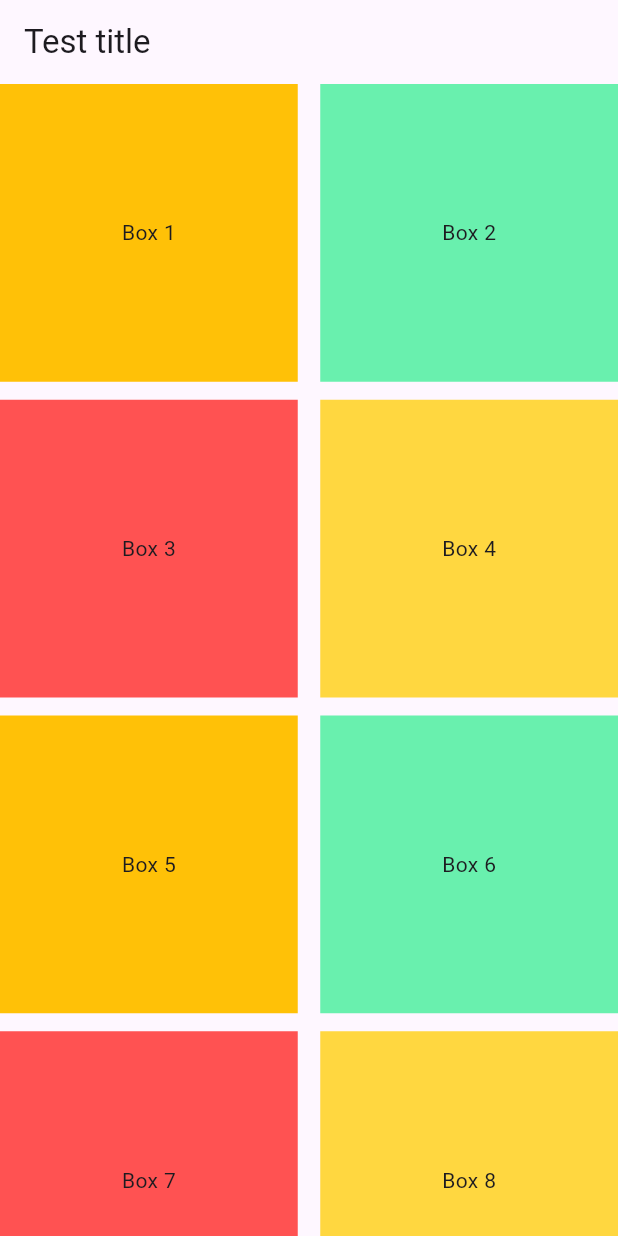
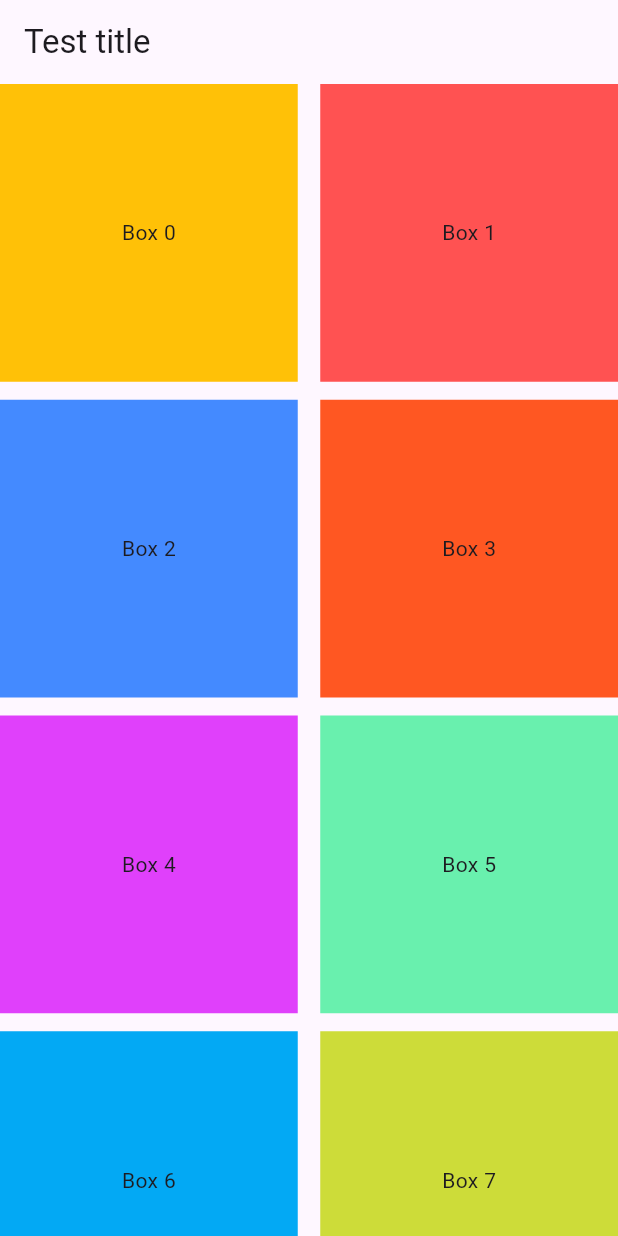
Before and after one commit to nahyunuk/flutter_study, a Flutter app: the screen it shows after launch, on a phone screen of 412 x 824 dp. Run offline on Flutter 3.47's test engine with Material 3 defaults, Android fonts, the phone set to English and light mode, and no system bars.

Commit message:
study_GridView.builder

```diff
--- a/lib/GridView.dart
+++ b/lib/GridView.dart
@@ -1,7 +1,46 @@
 import 'package:flutter/material.dart';
 
 class Gridveiw extends StatelessWidget {
-  const Gridveiw({super.key});
+  Gridveiw({super.key});
+
+  final postList = [
+    {
+      "number": "0",
+      "color": Colors.amber,
+    },
+    {
+      "number": "1",
+      "color": Colors.redAccent,
+    },
+    {
+      "number": "2",
+      "color": Colors.blueAccent,
+    },
+    {
+      "number": "3",
+      "color": Colors.deepOrange,
+    },
+    {
+      "number": "4",
+      "color": Colors.purpleAccent,
+    },
+    {
+      "number": "5",
+      "color": Colors.greenAccent,
+    },
+    {
+      "number": "6",
+      "color": Colors.lightBlue,
+    },
+    {
+      "number": "7",
+      "color": Colors.lime,
+    },
+    {
+      "number": "8",
+      "color": Colors.indigo,
+    },
+  ];
 
   @override
   Widget build(BuildContext context) {
@@ -9,27 +48,18 @@ class Gridveiw extends StatelessWidget {
       appBar: AppBar(
         title: Text("Test title"),
       ),
-      body: GridView(
-        gridDelegate: SliverGridDelegateWithFixedCrossAxisCount(
-          crossAxisCount: 2,
-          crossAxisSpacing: 15.0, //열 사이의 공간
-          mainAxisSpacing: 12.0,
-        ),
-        children: [
-          postContainer(number: "1",colorData: Colors.amber),
-          postContainer(number: "2", colorData: Colors.greenAccent),
-          postContainer(number: "3", colorData: Colors.redAccent),
-          postContainer(number: "4", colorData: Colors.amberAccent),
-          postContainer(number: "5",colorData: Colors.amber),
-          postContainer(number: "6", colorData: Colors.greenAccent),
-          postContainer(number: "7", colorData: Colors.redAccent),
-          postContainer(number: "8", colorData: Colors.amberAccent),
-          postContainer(number: "9",colorData: Colors.amber),
-          postContainer(number: "10", colorData: Colors.greenAccent),
-          postContainer(number: "11", colorData: Colors.redAccent),
-          postContainer(number: "12", colorData: Colors.amberAccent),
-        ],
-      ),
+      body: GridView.builder(
+          gridDelegate: SliverGridDelegateWithFixedCrossAxisCount(
+            crossAxisCount: 2,
+            crossAxisSpacing: 15.0,
+            mainAxisSpacing: 12.0,
+          ),
+          itemCount: postList.length,
+          itemBuilder: (BuildContext con, int index) {
+            return postContainer(
+                number: postList[index]["number"] as String,
+                colorData: postList[index]["color"] as Color);
+          }),
     );
   }
 
```
